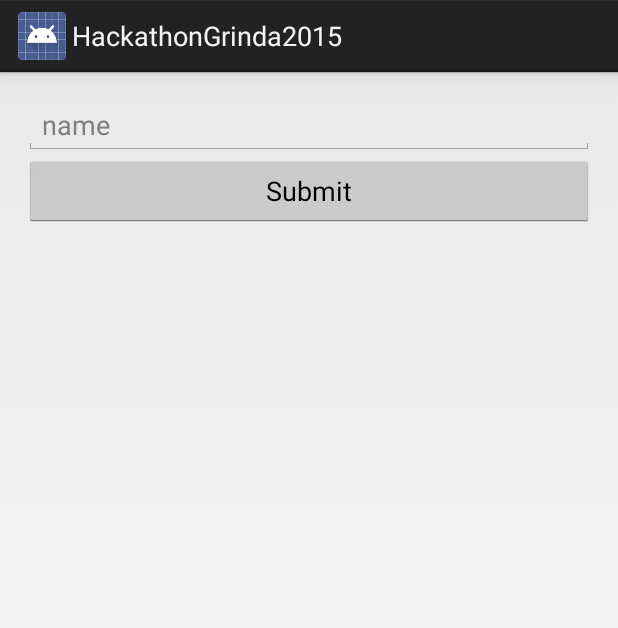
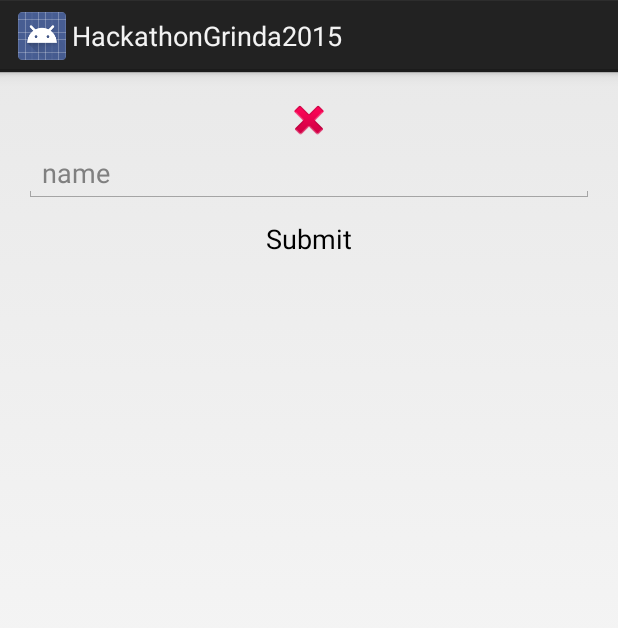
Before and after one commit to tokko/HackathonGrinda2015, an Android app: the screen it shows after launch (MainActivity), on a phone screen of 412 x 824 dp. Shown: the top 628 px of the screen. Run offline under Robolectric (Android 15) with nearby library versions, the phone set to English and light mode, and no system bars.

Commit message:
image placeholder

```diff
--- a/app/src/main/res/layout/activity_main.xml
+++ b/app/src/main/res/layout/activity_main.xml
@@ -6,6 +6,11 @@
     android:orientation="vertical"
     android:paddingBottom="@dimen/activity_vertical_margin" tools:context=".MainActivity">
 
+    <ImageView
+        android:layout_width="match_parent"
+        android:id="@+id/splash_image"
+        android:src="@android:drawable/ic_delete"
+        android:layout_height="wrap_content" />
     <EditText
         android:layout_width="match_parent"
         android:id="@+id/nameEditText"
@@ -16,6 +21,7 @@
     <Button
         android:id="@+id/submitButton"
         android:layout_width="match_parent"
+        style="?android:buttonBarButtonStyle"
         android:text="Submit"
         android:onClick="onClick"
         android:layout_height="wrap_content" />
```
